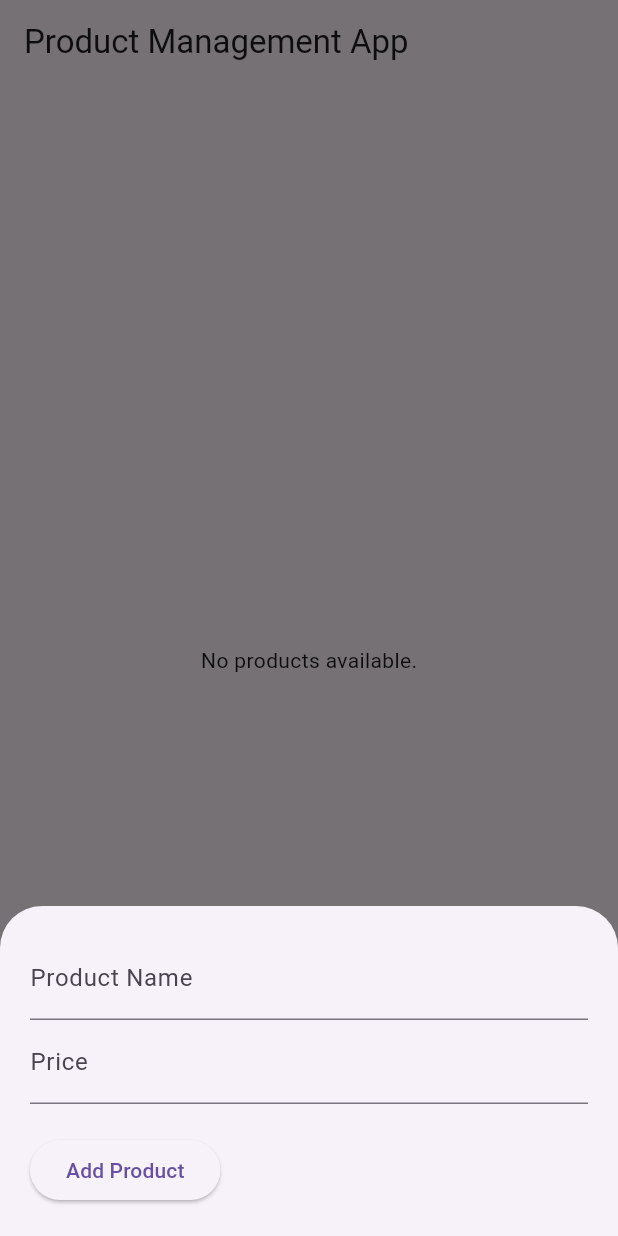
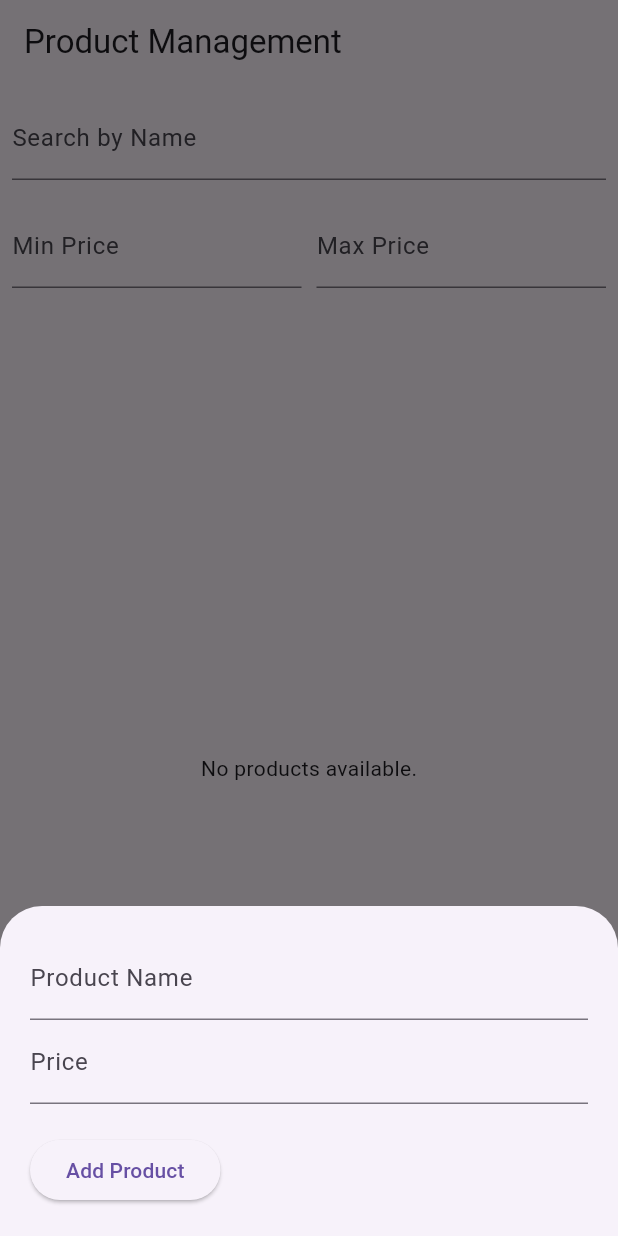
Before and after one commit to anguyen221/product_management_app, a Flutter app: the screen it shows after launch, after a tap on the "add" icon, on a phone screen of 412 x 824 dp. Run offline on Flutter 3.47's test engine with Material 3 defaults, Android fonts, the phone set to English and light mode, and no system bars; our stand-ins replace cloud_firestore, firebase_core; accounts and stored records are empty.

Commit message:
Added search bar and price range filter

```diff
--- a/lib/screens/product_screen.dart
+++ b/lib/screens/product_screen.dart
@@ -13,6 +13,13 @@ class _ProductScreenState extends State<ProductScreen> {
   final ProductService _productService = ProductService();
   final TextEditingController _nameController = TextEditingController();
   final TextEditingController _priceController = TextEditingController();
+  final TextEditingController _searchController = TextEditingController();
+  final TextEditingController _minPriceController = TextEditingController();
+  final TextEditingController _maxPriceController = TextEditingController();
+
+  String _searchQuery = '';
+  double _minPrice = 0;
+  double _maxPrice = 9999.99;
 
   Future<void> _addOrUpdateProduct([Product? product]) async {
     String action = 'create';
@@ -74,15 +81,74 @@ class _ProductScreenState extends State<ProductScreen> {
   Future<void> _deleteProduct(String productId) async {
     await _productService.deleteProduct(productId);
   }
+  Stream<List<Product>> _filterProducts() {
+    return _productService.getProducts().map((products) {
+      return products.where((product) {
+        final matchesSearch = product.name.toLowerCase().contains(_searchQuery.toLowerCase());
+        final matchesPrice = product.price >= _minPrice && product.price <= _maxPrice;
+        return matchesSearch && matchesPrice;
+      }).toList();
+    });
+  }
 
   @override
   Widget build(BuildContext context) {
     return Scaffold(
       appBar: AppBar(
-        title: const Text('Product Management App'),
+        title: const Text('Product Management'),
       ),
-      body: StreamBuilder<List<Product>>(
-        stream: _productService.getProducts(),
+      body: Column(
+        children: [
+
+          Padding(
+            padding: const EdgeInsets.all(8.0),
+            child: TextField(
+              controller: _searchController,
+              decoration: const InputDecoration(labelText: 'Search by Name'),
+              onChanged: (value) {
+                setState(() {
+                  _searchQuery = value;
+                });
+              },
+            ),
+          ),
+
+          Padding(
+            padding: const EdgeInsets.all(8.0),
+            child: Row(
+              children: [
+                Expanded(
+                  child: TextField(
+                    controller: _minPriceController,
+                    keyboardType: TextInputType.number,
+                    decoration: const InputDecoration(labelText: 'Min Price'),
+                    onChanged: (value) {
+                      setState(() {
+                        _minPrice = double.tryParse(value) ?? 0;
+                      });
+                    },
+                  ),
+                ),
+                const SizedBox(width: 10),
+                Expanded(
+                  child: TextField(
+                    controller: _maxPriceController,
+                    keyboardType: TextInputType.number,
+                    decoration: const InputDecoration(labelText: 'Max Price'),
+                    onChanged: (value) {
+                      setState(() {
+                        _maxPrice = double.tryParse(value) ?? 9999.99;
+                      });
+                    },
+                  ),
+                ),
+              ],
+            ),
+          ),
+
+          Expanded(
+            child: StreamBuilder<List<Product>>(
+              stream: _filterProducts(),
               builder: (context, snapshot) {
                 if (snapshot.connectionState == ConnectionState.waiting) {
                   return const Center(child: CircularProgressIndicator());
@@ -122,6 +188,9 @@ class _ProductScreenState extends State<ProductScreen> {
                 );
               },
             ),
+          ),
+        ],
+      ),
       floatingActionButton: FloatingActionButton(
         onPressed: () => _addOrUpdateProduct(),
         child: const Icon(Icons.add),
```
Lines whose indentation alone changed are shown as unchanged.
